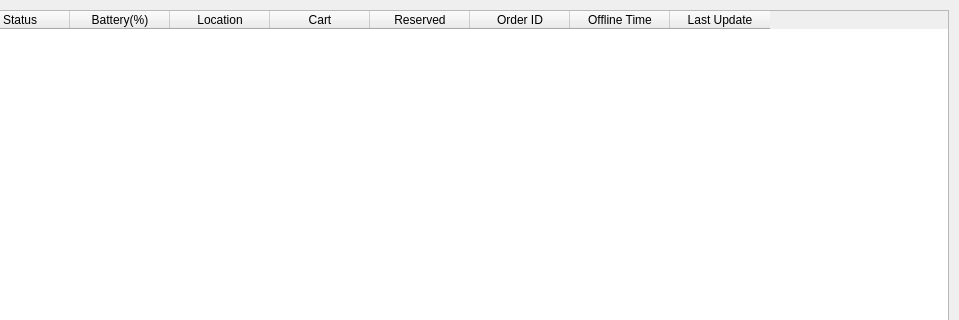
Old version of the form shopee_ros2/src/shopee_main_service/shopee_main_service/dashboard/ui/tab_robot_status.ui in the repository addinedu-roscamp-7th/roscamp-repo-1; both pictures show x 241 to 1200 and y 0 to 320 of the 1200 by 800 pixel window.
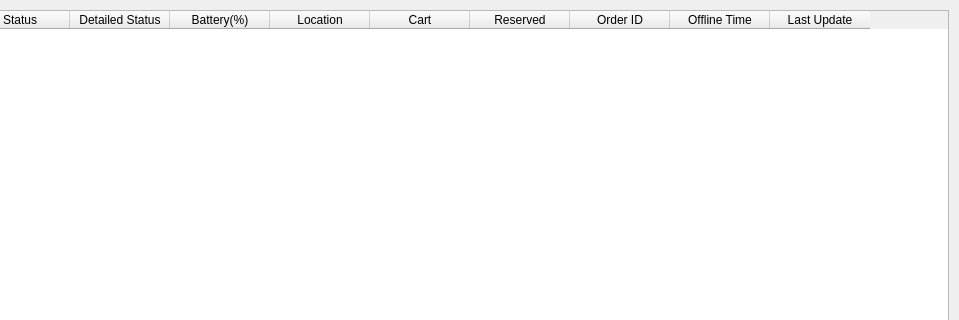
New version of the form.

Diff of the .ui file:
```diff
--- a/shopee_ros2/src/shopee_main_service/shopee_main_service/dashboard/ui/tab_robot_status.ui
+++ b/shopee_ros2/src/shopee_main_service/shopee_main_service/dashboard/ui/tab_robot_status.ui
@@ -49,6 +49,11 @@
      <string>Status</string>
     </property>
    </column>
+   <column>
+    <property name="text">
+     <string>Detailed Status</string>
+    </property>
+   </column>
    <column>
     <property name="text">
      <string>Battery(%)</string>
```
